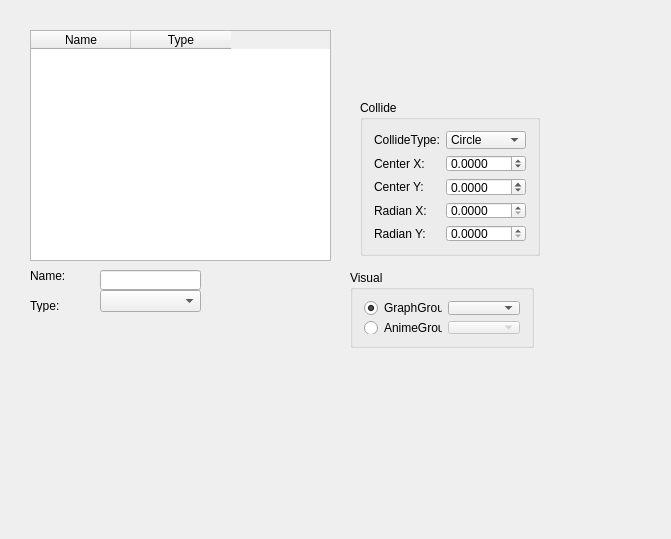
First picture: the form in StgEditor/bullettab.ui, repository darknesswind/LiteSTG, before the edit.
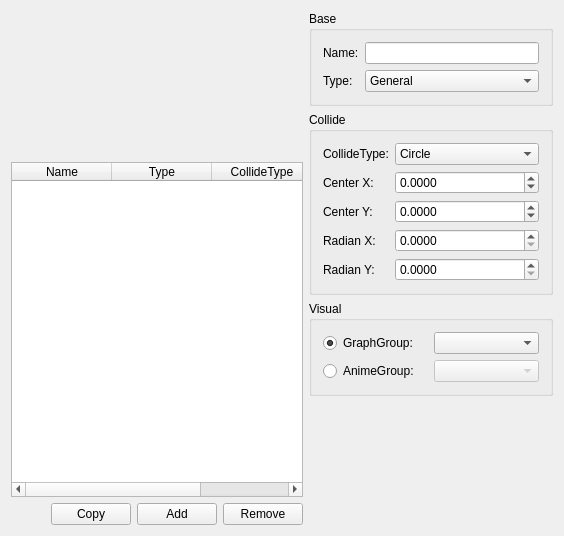
Second picture: the form after the edit. Custom widgets are drawn as their Qt base class.

Diff of the .ui file:
```diff
--- a/StgEditor/bullettab.ui
+++ b/StgEditor/bullettab.ui
@@ -6,22 +6,57 @@
    <rect>
     <x>0</x>
     <y>0</y>
-    <width>671</width>
-    <height>539</height>
+    <width>564</width>
+    <height>536</height>
    </rect>
   </property>
   <property name="windowTitle">
    <string>BulletTab</string>
   </property>
+  <layout class="QHBoxLayout" name="horizontalLayout_2">
+   <item>
+    <layout class="QVBoxLayout" name="verticalLayout_3" stretch="2,5">
+     <item>
+      <widget class="PreviewWidget" name="preview" native="true">
+       <property name="minimumSize">
+        <size>
+         <width>100</width>
+         <height>100</height>
+        </size>
+       </property>
+      </widget>
+     </item>
+     <item>
+      <layout class="QVBoxLayout" name="verticalLayout_2">
+       <item>
   <widget class="QTableWidget" name="tableWidget">
-   <property name="geometry">
-    <rect>
-     <x>30</x>
-     <y>30</y>
-     <width>301</width>
-     <height>231</height>
-    </rect>
-   </property>
+         <property name="editTriggers">
+          <set>QAbstractItemView::NoEditTriggers</set>
+         </property>
+         <property name="selectionMode">
+          <enum>QAbstractItemView::SingleSelection</enum>
+         </property>
+         <property name="selectionBehavior">
+          <enum>QAbstractItemView::SelectRows</enum>
+         </property>
+         <attribute name="horizontalHeaderHighlightSections">
+          <bool>false</bool>
+         </attribute>
+         <attribute name="horizontalHeaderStretchLastSection">
+          <bool>true</bool>
+         </attribute>
+         <attribute name="verticalHeaderVisible">
+          <bool>false</bool>
+         </attribute>
+         <attribute name="verticalHeaderDefaultSectionSize">
+          <number>20</number>
+         </attribute>
+         <attribute name="verticalHeaderHighlightSections">
+          <bool>false</bool>
+         </attribute>
+         <attribute name="verticalHeaderMinimumSectionSize">
+          <number>20</number>
+         </attribute>
    <column>
     <property name="text">
      <string>Name</string>
@@ -32,84 +67,115 @@
      <string>Type</string>
     </property>
    </column>
-  </widget>
+         <column>
+          <property name="text">
+           <string>CollideType</string>
+          </property>
+         </column>
+        </widget>
+       </item>
+       <item>
+        <layout class="QHBoxLayout" name="horizontalLayout">
+         <item>
+          <spacer name="horizontalSpacer">
+           <property name="orientation">
+            <enum>Qt::Horizontal</enum>
+           </property>
+           <property name="sizeHint" stdset="0">
+            <size>
+             <width>40</width>
+             <height>20</height>
+            </size>
+           </property>
+          </spacer>
+         </item>
+         <item>
+          <widget class="QPushButton" name="btnCopy">
+           <property name="text">
+            <string>Copy</string>
+           </property>
+          </widget>
+         </item>
+         <item>
+          <widget class="QPushButton" name="btnAdd">
+           <property name="text">
+            <string>Add</string>
+           </property>
+          </widget>
+         </item>
+         <item>
+          <widget class="QPushButton" name="btnRemove">
+           <property name="text">
+            <string>Remove</string>
+           </property>
+          </widget>
+         </item>
+        </layout>
+       </item>
+      </layout>
+     </item>
+    </layout>
+   </item>
+   <item>
+    <layout class="QVBoxLayout" name="verticalLayout">
+     <item>
+      <widget class="QGroupBox" name="groupBox_3">
+       <property name="title">
+        <string>Base</string>
+       </property>
+       <layout class="QFormLayout" name="formLayout">
+        <item row="0" column="0">
   <widget class="QLabel" name="label_8">
-   <property name="geometry">
-    <rect>
-     <x>30</x>
-     <y>270</y>
-     <width>54</width>
-     <height>12</height>
-    </rect>
-   </property>
    <property name="text">
     <string>Name:</string>
    </property>
    <property name="buddy">
-    <cstring>lineEdit</cstring>
-   </property>
-  </widget>
-  <widget class="QLineEdit" name="lineEdit">
-   <property name="geometry">
-    <rect>
-     <x>100</x>
-     <y>270</y>
-     <width>101</width>
-     <height>20</height>
-    </rect>
-   </property>
-  </widget>
-  <widget class="QGroupBox" name="groupBox">
-   <property name="geometry">
-    <rect>
-     <x>350</x>
-     <y>270</y>
-     <width>184</width>
-     <height>78</height>
-    </rect>
-   </property>
-   <property name="title">
-    <string>Visual</string>
-   </property>
-   <layout class="QGridLayout" name="gridLayout">
-    <item row="0" column="0">
-     <widget class="QRadioButton" name="radioButton">
-      <property name="text">
-       <string>GraphGroup:</string>
-      </property>
-      <property name="checked">
-       <bool>true</bool>
+           <cstring>edName</cstring>
       </property>
      </widget>
     </item>
     <item row="0" column="1">
-     <widget class="QComboBox" name="comboBox_3"/>
+         <widget class="QLineEdit" name="edName"/>
     </item>
     <item row="1" column="0">
-     <widget class="QRadioButton" name="radioButton_2">
+         <widget class="QLabel" name="label_6">
       <property name="text">
-       <string>AnimeGroup:</string>
+           <string>Type:</string>
+          </property>
+          <property name="buddy">
+           <cstring>cbType</cstring>
       </property>
      </widget>
     </item>
     <item row="1" column="1">
-     <widget class="QComboBox" name="comboBox_2">
-      <property name="enabled">
-       <bool>false</bool>
-      </property>
+         <widget class="QComboBox" name="cbType">
+          <item>
+           <property name="text">
+            <string>General</string>
+           </property>
+          </item>
+          <item>
+           <property name="text">
+            <string>Ray Laser</string>
+           </property>
+          </item>
+          <item>
+           <property name="text">
+            <string>Segment Laser</string>
+           </property>
+          </item>
+          <item>
+           <property name="text">
+            <string>Curve Laser</string>
+           </property>
+          </item>
      </widget>
     </item>
    </layout>
   </widget>
+     </item>
+     <item>
   <widget class="QGroupBox" name="groupBox_2">
-   <property name="geometry">
-    <rect>
-     <x>360</x>
-     <y>100</y>
-     <width>180</width>
-     <height>156</height>
-    </rect>
-   </property>
    <property name="title">
     <string>Collide</string>
    </property>
@@ -226,31 +292,69 @@
     </item>
    </layout>
   </widget>
-  <widget class="QLabel" name="label_6">
-   <property name="geometry">
-    <rect>
-     <x>30</x>
-     <y>300</y>
-     <width>54</width>
-     <height>12</height>
-    </rect>
-   </property>
+     </item>
+     <item>
+      <widget class="QGroupBox" name="groupBox">
+       <property name="title">
+        <string>Visual</string>
+       </property>
+       <layout class="QGridLayout" name="gridLayout">
+        <item row="0" column="0">
+         <widget class="QRadioButton" name="rbSubGraph">
    <property name="text">
-    <string>Type:</string>
-   </property>
-  </widget>
-  <widget class="QComboBox" name="comboBox_4">
-   <property name="geometry">
-    <rect>
-     <x>100</x>
-     <y>290</y>
-     <width>101</width>
-     <height>22</height>
-    </rect>
-   </property>
-  </widget>
+           <string>GraphGroup:</string>
+          </property>
+          <property name="checked">
+           <bool>true</bool>
+          </property>
+         </widget>
+        </item>
+        <item row="0" column="1">
+         <widget class="QComboBox" name="cbSubGraph"/>
+        </item>
+        <item row="1" column="0">
+         <widget class="QRadioButton" name="rbAnime">
+          <property name="text">
+           <string>AnimeGroup:</string>
+          </property>
+         </widget>
+        </item>
+        <item row="1" column="1">
+         <widget class="QComboBox" name="comboBox_2">
+          <property name="enabled">
+           <bool>false</bool>
+          </property>
+         </widget>
+        </item>
+       </layout>
+      </widget>
+     </item>
+     <item>
+      <spacer name="verticalSpacer">
+       <property name="orientation">
+        <enum>Qt::Vertical</enum>
+       </property>
+       <property name="sizeHint" stdset="0">
+        <size>
+         <width>20</width>
+         <height>40</height>
+        </size>
+       </property>
+      </spacer>
+     </item>
+    </layout>
+   </item>
+  </layout>
  </widget>
  <layoutdefault spacing="6" margin="11"/>
+ <customwidgets>
+  <customwidget>
+   <class>PreviewWidget</class>
+   <extends>QWidget</extends>
+   <header>previewwidget.h</header>
+   <container>1</container>
+  </customwidget>
+ </customwidgets>
  <resources/>
  <connections>
   <connection>
```
Left out of the diff: 26 changed lines with no effect on the pictures. Lines whose indentation alone changed are shown as unchanged.
